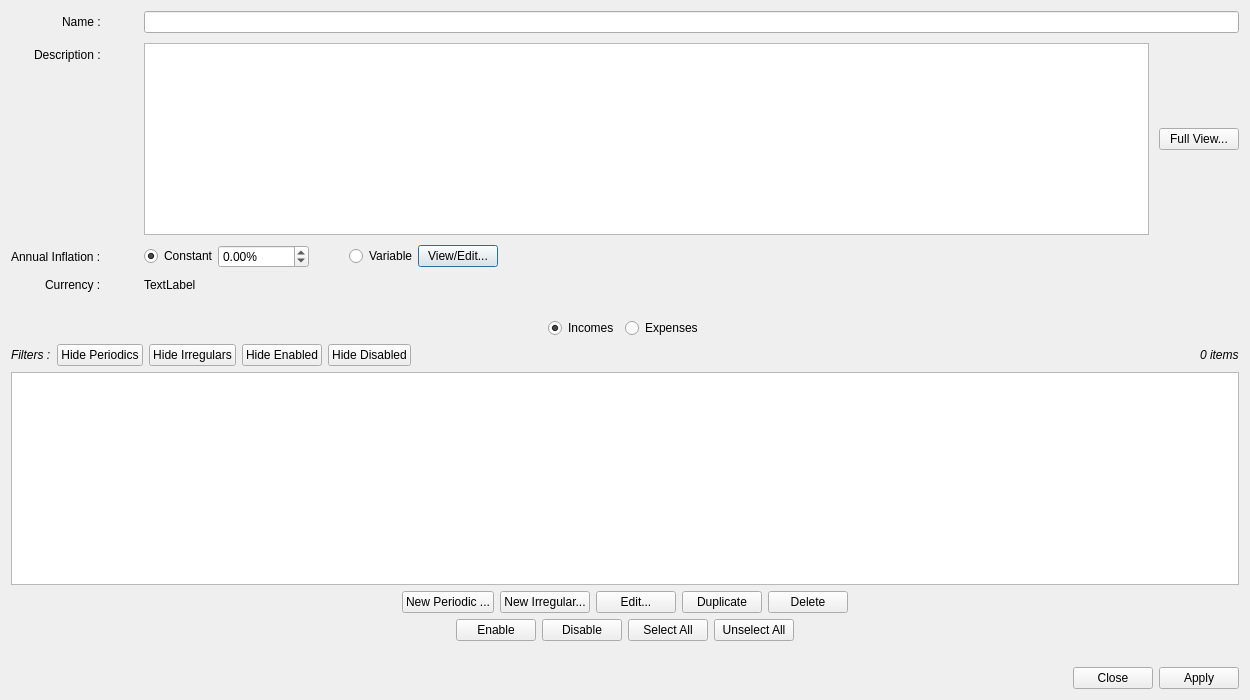
First picture: the form in editscenariodialog.ui, repository redmoon1945/gbp, before the edit.
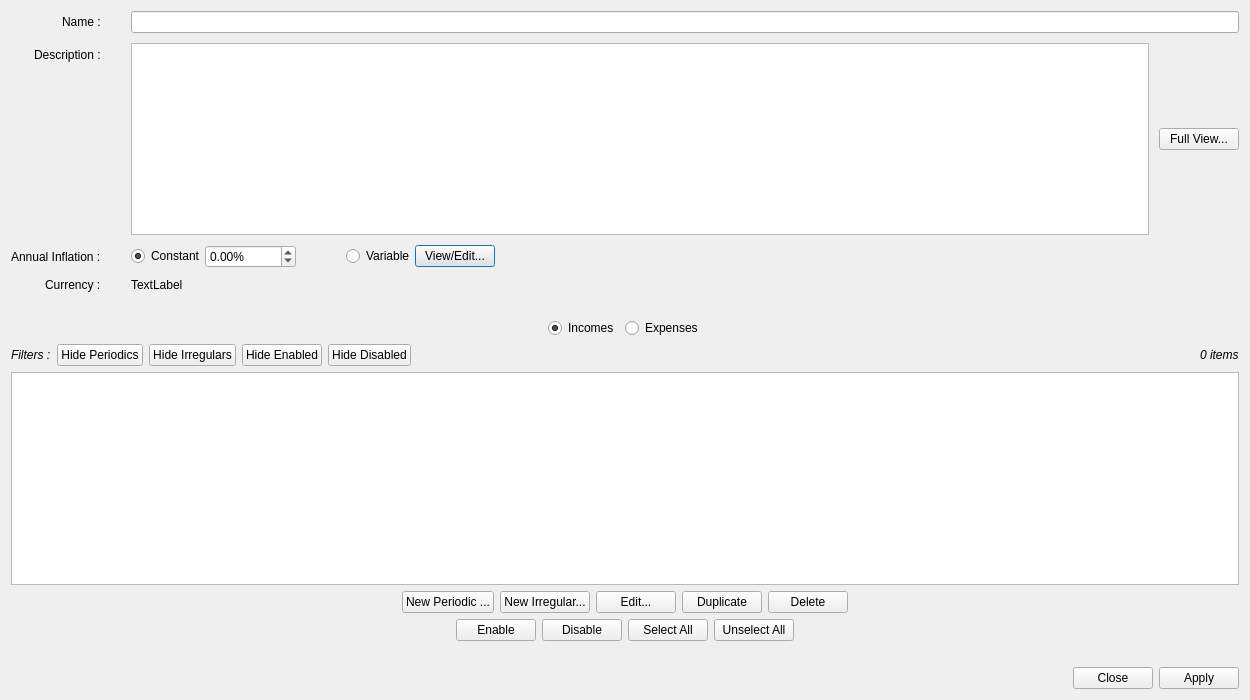
Second picture: the form after the edit.

The edit to the form file:
```diff
--- a/editscenariodialog.ui
+++ b/editscenariodialog.ui
@@ -26,7 +26,7 @@
       <set>Qt::AlignRight|Qt::AlignTrailing|Qt::AlignVCenter</set>
      </property>
      <property name="horizontalSpacing">
-      <number>40</number>
+      <number>30</number>
      </property>
      <property name="verticalSpacing">
       <number>10</number>
@@ -39,7 +39,7 @@
         </font>
        </property>
        <property name="text">
-        <string>Name : </string>
+        <string>Name :</string>
        </property>
       </widget>
      </item>
@@ -58,7 +58,7 @@
         </font>
        </property>
        <property name="text">
-        <string>Description : </string>
+        <string>Description :</string>
        </property>
       </widget>
      </item>
@@ -70,7 +70,7 @@
         </font>
        </property>
        <property name="text">
-        <string>Annual Inflation : </string>
+        <string>Annual Inflation :</string>
        </property>
       </widget>
      </item>
@@ -115,7 +115,7 @@
          </property>
          <property name="sizeHint" stdset="0">
           <size>
-           <width>40</width>
+           <width>50</width>
            <height>20</height>
           </size>
          </property>
@@ -167,7 +167,7 @@
         </font>
        </property>
        <property name="text">
-        <string>Currency : </string>
+        <string>Currency :</string>
        </property>
       </widget>
      </item>
```
Left out of the diff: 2 changed lines with no effect on the pictures.
